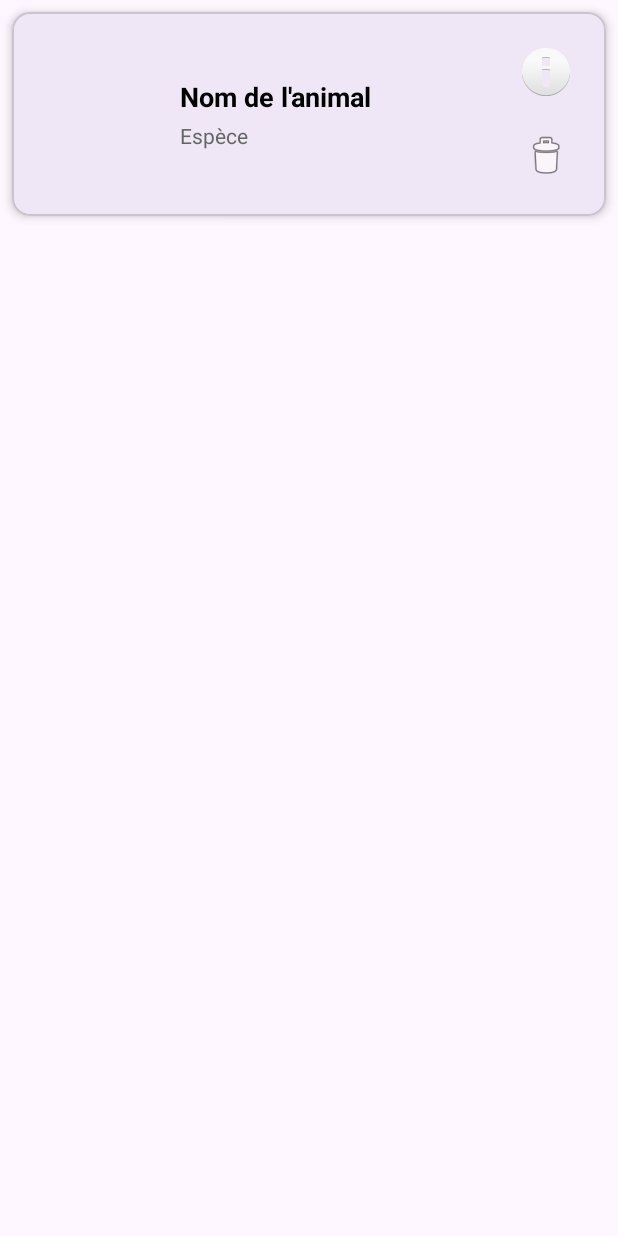
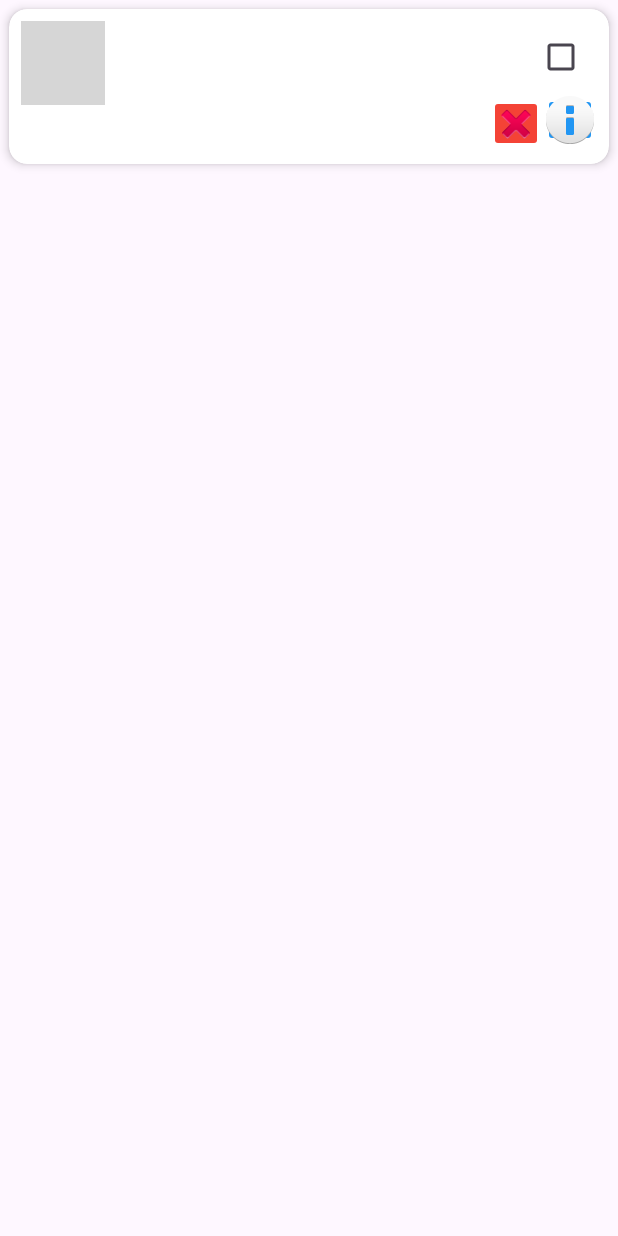
Before and after one commit to Fatima-OR/Animaux-liste, an Android app: the layout animal_item.xml on its own in the app's theme, with its tools: preview values and no code run, on a phone screen of 412 x 824 dp. Run offline under Robolectric (Android 15) with nearby library versions, the phone set to English and light mode, and no system bars; grey boxes are pictures that could not be loaded.

Commit message:
Refactor animal_item layout XML structure
Updated layout for animal item with new attributes and IDs.

```diff
--- a/src/main/res/layout/animal_item.xml
+++ b/src/main/res/layout/animal_item.xml
@@ -1,82 +1,90 @@
 <?xml version="1.0" encoding="utf-8"?>
-<com.google.android.material.card.MaterialCardView
+<androidx.cardview.widget.CardView
     xmlns:android="http://schemas.android.com/apk/res/android"
-    xmlns:app="http://schemas.android.com/apk/res-auto"
+    xmlns:card_view="http://schemas.android.com/apk/res-auto"
     android:layout_width="match_parent"
     android:layout_height="wrap_content"
-    android:layout_margin="8dp"
-    app:cardCornerRadius="12dp"
-    app:cardElevation="4dp">
+    android:layout_margin="6dp"
+    card_view:cardCornerRadius="12dp"
+    card_view:cardElevation="4dp">
 
+    <!-- Root container -->
     <LinearLayout
+        android:id="@+id/itemContainer"
         android:layout_width="match_parent"
         android:layout_height="wrap_content"
         android:orientation="horizontal"
-        android:padding="16dp">
+        android:padding="8dp">
 
-        <!-- Image de l'animal -->
+        <!-- Image -->
         <ImageView
-            android:id="@+id/ivAnimalImage"
-            android:layout_width="80dp"
-            android:layout_height="80dp"
+            android:id="@+id/imageAnimal"
+            android:layout_width="56dp"
+            android:layout_height="56dp"
             android:scaleType="centerCrop"
-            android:contentDescription="Image de l'animal" />
+            android:background="@drawable/circle_background"
+            android:contentDescription="Image animal"/>
 
-        <!-- Informations textuelles -->
+        <!-- Texte container -->
         <LinearLayout
+            android:id="@+id/textContainer"
             android:layout_width="0dp"
             android:layout_height="wrap_content"
             android:layout_weight="1"
-            android:layout_marginStart="16dp"
             android:orientation="vertical"
-            android:layout_gravity="center_vertical">
+            android:paddingStart="12dp">
 
             <TextView
-                android:id="@+id/tvNom"
+                android:id="@+id/textName"
                 android:layout_width="wrap_content"
                 android:layout_height="wrap_content"
-                android:text="Nom de l'animal"
+                android:textStyle="bold"
                 android:textSize="18sp"
-                android:textStyle="bold"
-                android:textColor="#000000" />
+                android:textColor="#333333"/>
 
             <TextView
-                android:id="@+id/tvEspece"
+                android:id="@+id/textType"
                 android:layout_width="wrap_content"
                 android:layout_height="wrap_content"
-                android:text="Espèce"
-                android:textSize="14sp"
-                android:textColor="#666666"
-                android:layout_marginTop="4dp" />
-
+                android:textColor="#555555"
+                android:textSize="14sp"/>
         </LinearLayout>
 
-        <!-- Boutons d'action -->
+        <!-- Boutons et CheckBox -->
         <LinearLayout
+            android:orientation="vertical"
             android:layout_width="wrap_content"
-            android:layout_height="wrap_content"
-            android:orientation="vertical"
-            android:layout_gravity="center_vertical">
+            android:layout_height="wrap_content">
 
-            <ImageButton
-                android:id="@+id/btnDetails"
-                android:layout_width="48dp"
-                android:layout_height="48dp"
-                android:background="?attr/selectableItemBackgroundBorderless"
-                android:src="@android:drawable/ic_dialog_info"
-                android:contentDescription="Détails" />
+            <CheckBox
+                android:id="@+id/checkBox"
+                android:layout_width="wrap_content"
+                android:layout_height="wrap_content"
+                android:paddingEnd="8dp"
+                android:layout_gravity="end"/>
 
-            <ImageButton
-                android:id="@+id/btnSupprimer"
-                android:layout_width="48dp"
-                android:layout_height="48dp"
-                android:layout_marginTop="8dp"
-                android:background="?attr/selectableItemBackgroundBorderless"
-                android:src="@android:drawable/ic_menu_delete"
-                android:contentDescription="Supprimer" />
+            <LinearLayout
+                android:orientation="horizontal"
+                android:layout_width="wrap_content"
+                android:layout_height="wrap_content">
 
+                <ImageButton
+                    android:id="@+id/buttonDelete"
+                    android:layout_width="36dp"
+                    android:layout_height="38dp"
+                    android:layout_marginTop="1dp"
+                    android:backgroundTint="#F44336"
+                    android:contentDescription="Supprimer"
+                    android:src="@android:drawable/ic_delete"/>
+
+                <ImageButton
+                    android:id="@+id/buttonInfo"
+                    android:layout_width="36dp"
+                    android:layout_height="36dp"
+                    android:backgroundTint="#2196F3"
+                    android:contentDescription="Info"
+                    android:src="@android:drawable/ic_dialog_info"/>
+            </LinearLayout>
         </LinearLayout>
-
     </LinearLayout>
-
-</com.google.android.material.card.MaterialCardView>
+</androidx.cardview.widget.CardView>
```
